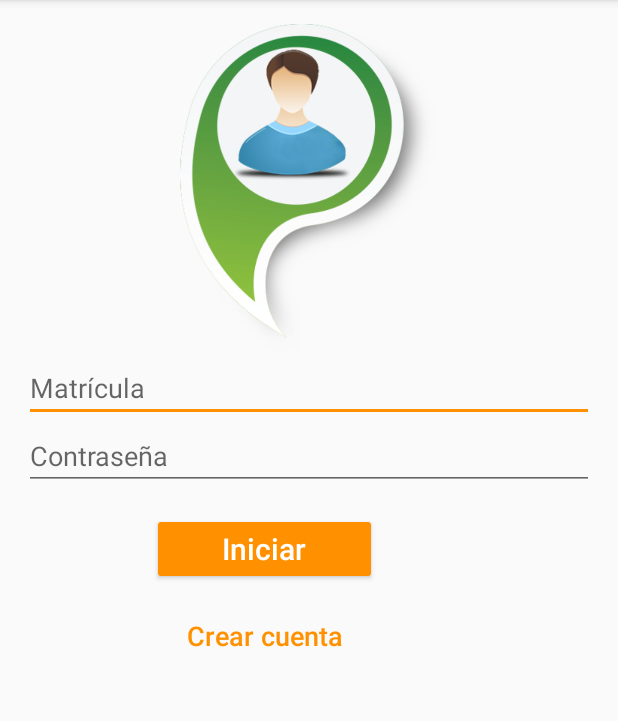
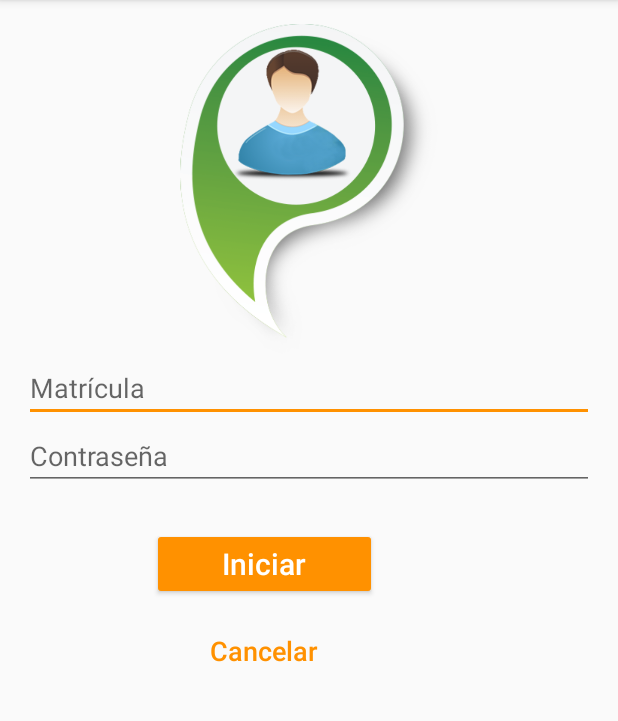
Before and after one commit to LeonardoNaal/AplicacionMovilUTM, an Android app: the UserMainActivity screen opened directly, with no data from a screen before it, in the options menu, after a tap on "Cerrar sesión", on a phone screen of 412 x 824 dp, the part 84-805 px from its top. Run offline under Robolectric (Android 15) with nearby library versions, the phone set to English and light mode, and no system bars.

Commit message:
Cambios de diseño en LogIn
Cambios ligeros en el diseño y adición de cadenas de texto.

```diff
--- a/LinkUTMBetty/app/src/main/res/layout/activity_log_in.xml
+++ b/LinkUTMBetty/app/src/main/res/layout/activity_log_in.xml
@@ -11,9 +11,13 @@
     android:paddingTop="@dimen/activity_vertical_margin"
     tools:context="com.fsociety.linkutmbetty.LogInActivity">
 
+    <ScrollView
+        android:layout_width="match_parent"
+        android:layout_height="match_parent">
+
         <LinearLayout
             android:layout_width="match_parent"
-        android:layout_height="match_parent"
+            android:layout_height="wrap_content"
             android:orientation="vertical">
 
 
@@ -21,20 +25,21 @@
                 android:layout_width="match_parent"
                 android:layout_height="220dp"
                 app:srcCompat="@drawable/usuario"
+                android:contentDescription="@string/iniciar_Sesion"
                 android:id="@+id/imageView2" />
 
             <EditText
                 android:id="@+id/txtMatricula"
                 android:layout_width="match_parent"
                 android:layout_height="wrap_content"
-            android:hint="Matrícula"
-            android:textColor="#fff"/>
+                android:hint="@string/matricula"
+                android:textColor="@color/colorPrimary"/>
             <EditText
                 android:layout_width="match_parent"
                 android:layout_height="wrap_content"
                 android:inputType="textPassword"
-            android:hint="Contraseña"
-            android:textColor="#fff"
+                android:hint="@string/contraseña"
+                android:textColor="@color/colorPrimary"
                 android:ems="10"
                 android:id="@+id/txtContraseña" />
 
@@ -42,17 +47,17 @@
                 android:id="@+id/btnIniciar"
                 android:layout_width="150dp"
                 android:layout_height="wrap_content"
-            android:layout_marginTop="15dp"
+                android:layout_marginTop="25dp"
                 android:layout_marginLeft="85dp"
                 android:layout_marginRight="85dp"
-            android:text="Iniciar"
+                android:text="@string/btn_iniciar"
                 android:textColor="#fff"
                 android:textSize="20sp"
                 android:backgroundTint="@color/colorAccent"
                 android:textAllCaps="false"/>
 
             <Button
-            android:text="Crear cuenta"
+                android:text="@string/btn_cancelar"
                 android:layout_width="150dp"
                 android:layout_height="wrap_content"
                 android:layout_marginTop="10dp"
@@ -64,5 +69,5 @@
                 android:textColor="@color/colorAccent"
                 style="@style/Widget.AppCompat.Button.Borderless" />
         </LinearLayout>
-
+    </ScrollView>
 </RelativeLayout>
--- a/LinkUTMBetty/app/src/main/res/menu/main.xml
+++ b/LinkUTMBetty/app/src/main/res/menu/main.xml
@@ -4,6 +4,6 @@
     <item
         android:id="@+id/action_settings"
         android:orderInCategory="100"
-        android:title="@string/action_settings"
+        android:title="@string/iniciar_Sesion"
         app:showAsAction="never" />
 </menu>
--- a/LinkUTMBetty/app/src/main/res/menu/user_main.xml
+++ b/LinkUTMBetty/app/src/main/res/menu/user_main.xml
@@ -4,6 +4,6 @@
     <item
         android:id="@+id/action_settings"
         android:orderInCategory="100"
-        android:title="Cerrar sesión"
+        android:title="@string/cerrar_Sesion"
         app:showAsAction="never" />
 </menu>
--- a/LinkUTMBetty/app/src/main/res/values/strings.xml
+++ b/LinkUTMBetty/app/src/main/res/values/strings.xml
@@ -9,4 +9,15 @@
 
     <!-- TODO: Remove or change this placeholder text -->
     <string name="hello_blank_fragment">Hello blank fragment</string>
+
+    <!-- Valores para los menús superiores derechos -->
+    <string name="iniciar_Sesion">Iniciar sesión</string>
+    <string name="cerrar_Sesion">Cerrar sesión</string>
+
+    <!-- Valores para la sección de LogIn -->
+    <string name="matricula">Matrícula</string>
+    <string name="contraseña">Contraseña</string>
+    <string name="btn_iniciar">Iniciar</string>
+    <string name="btn_cancelar">Cancelar</string>
+    <string name="content_img">Iniciar sesión</string>
 </resources>
```
Lines whose indentation alone changed are shown as unchanged.
